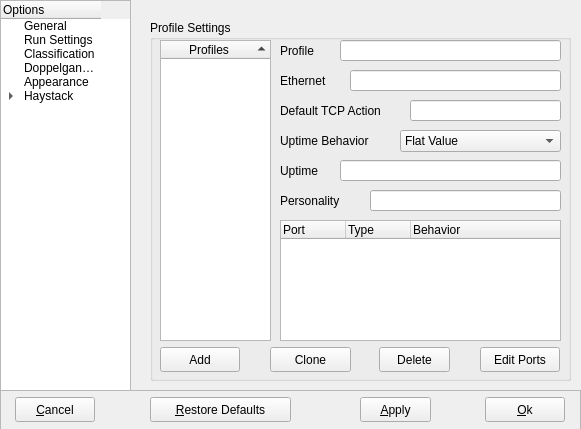
This is NovaGUI/UI/novaconfig.ui in altf4/Nova as Qt 5 draws it before an edit. The edited form follows.
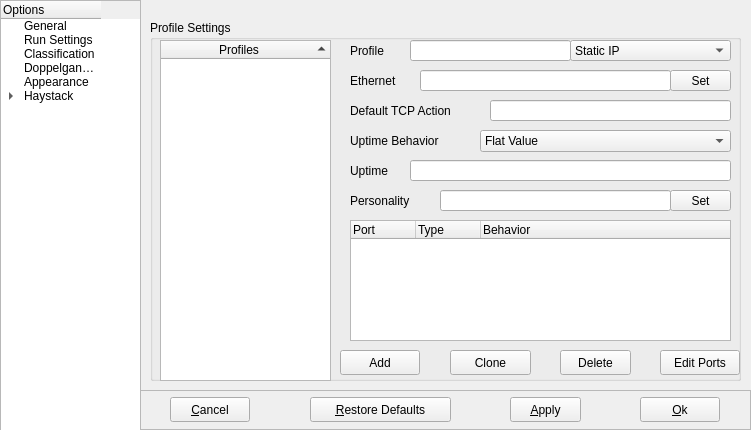
This is the edited form. The open tabs and pages were chosen to show the change.

What changed in the file:
```diff
--- a/NovaGUI/UI/novaconfig.ui
+++ b/NovaGUI/UI/novaconfig.ui
@@ -9,21 +9,27 @@
    <rect>
     <x>0</x>
     <y>0</y>
-    <width>581</width>
-    <height>429</height>
+    <width>751</width>
+    <height>430</height>
    </rect>
   </property>
   <property name="windowTitle">
    <string>Preferences</string>
   </property>
   <widget class="QWidget" name="centralwidget">
+   <property name="sizePolicy">
+    <sizepolicy hsizetype="Expanding" vsizetype="Preferred">
+     <horstretch>100</horstretch>
+     <verstretch>100</verstretch>
+    </sizepolicy>
+   </property>
    <widget class="QTreeWidget" name="treeWidget">
     <property name="geometry">
      <rect>
       <x>0</x>
       <y>0</y>
-      <width>131</width>
-      <height>391</height>
+      <width>141</width>
+      <height>431</height>
      </rect>
     </property>
     <property name="autoExpandDelay">
@@ -33,7 +39,7 @@
      <bool>true</bool>
     </attribute>
     <attribute name="headerDefaultSectionSize">
-     <number>127</number>
+     <number>139</number>
     </attribute>
     <attribute name="headerStretchLastSection">
      <bool>false</bool>
@@ -42,7 +48,7 @@
      <bool>true</bool>
     </attribute>
     <attribute name="headerDefaultSectionSize">
-     <number>127</number>
+     <number>139</number>
     </attribute>
     <attribute name="headerStretchLastSection">
      <bool>false</bool>
@@ -96,12 +102,18 @@
    <widget class="QStackedWidget" name="stackedWidget">
     <property name="geometry">
      <rect>
-      <x>150</x>
+      <x>140</x>
       <y>-20</y>
-      <width>431</width>
+      <width>611</width>
       <height>411</height>
      </rect>
     </property>
+    <property name="sizePolicy">
+     <sizepolicy hsizetype="Expanding" vsizetype="Expanding">
+      <horstretch>0</horstretch>
+      <verstretch>0</verstretch>
+     </sizepolicy>
+    </property>
     <property name="accessibleName">
      <string/>
     </property>
@@ -1480,9 +1492,9 @@
      <widget class="QGroupBox" name="profileGroupBox">
       <property name="geometry">
        <rect>
-        <x>0</x>
+        <x>10</x>
         <y>40</y>
-        <width>421</width>
+        <width>591</width>
         <height>361</height>
        </rect>
       </property>
@@ -1494,8 +1506,8 @@
         <rect>
          <x>10</x>
          <y>20</y>
-         <width>111</width>
-         <height>301</height>
+         <width>171</width>
+         <height>341</height>
         </rect>
        </property>
        <property name="sortingEnabled">
@@ -1513,7 +1525,7 @@
       <widget class="QLabel" name="uptimeLabel">
        <property name="geometry">
         <rect>
-         <x>130</x>
+         <x>200</x>
          <y>140</y>
          <width>57</width>
          <height>22</height>
@@ -1526,7 +1538,7 @@
       <widget class="QLabel" name="ethernetLabel">
        <property name="geometry">
         <rect>
-         <x>130</x>
+         <x>200</x>
          <y>50</y>
          <width>57</width>
          <height>22</height>
@@ -1539,9 +1551,9 @@
       <widget class="QLabel" name="tcpActionLabel">
        <property name="geometry">
         <rect>
-         <x>130</x>
+         <x>200</x>
          <y>80</y>
-         <width>121</width>
+         <width>131</width>
          <height>22</height>
         </rect>
        </property>
@@ -1552,9 +1564,9 @@
       <widget class="QLabel" name="uptimeBehaviorLabel">
        <property name="geometry">
         <rect>
-         <x>130</x>
+         <x>200</x>
          <y>110</y>
-         <width>111</width>
+         <width>121</width>
          <height>22</height>
         </rect>
        </property>
@@ -1565,9 +1577,9 @@
       <widget class="QLabel" name="profileLabel">
        <property name="geometry">
         <rect>
-         <x>130</x>
+         <x>200</x>
          <y>20</y>
-         <width>41</width>
+         <width>51</width>
          <height>22</height>
         </rect>
        </property>
@@ -1578,9 +1590,9 @@
       <widget class="QComboBox" name="uptimeBehaviorComboBox">
        <property name="geometry">
         <rect>
-         <x>250</x>
+         <x>330</x>
          <y>110</y>
-         <width>161</width>
+         <width>251</width>
          <height>22</height>
         </rect>
        </property>
@@ -1598,9 +1610,9 @@
       <widget class="QLineEdit" name="uptimeEdit">
        <property name="geometry">
         <rect>
-         <x>190</x>
+         <x>260</x>
          <y>140</y>
-         <width>221</width>
+         <width>321</width>
          <height>21</height>
         </rect>
        </property>
@@ -1608,9 +1620,9 @@
       <widget class="QLineEdit" name="tcpActionEdit">
        <property name="geometry">
         <rect>
-         <x>260</x>
+         <x>340</x>
          <y>80</y>
-         <width>151</width>
+         <width>241</width>
          <height>21</height>
         </rect>
        </property>
@@ -1618,19 +1630,22 @@
       <widget class="QLineEdit" name="ethernetEdit">
        <property name="geometry">
         <rect>
-         <x>200</x>
+         <x>270</x>
          <y>50</y>
-         <width>211</width>
+         <width>251</width>
          <height>21</height>
         </rect>
        </property>
+       <property name="readOnly">
+        <bool>true</bool>
+       </property>
       </widget>
       <widget class="QLineEdit" name="profileEdit">
        <property name="geometry">
         <rect>
-         <x>190</x>
+         <x>260</x>
          <y>20</y>
-         <width>221</width>
+         <width>161</width>
          <height>21</height>
         </rect>
        </property>
@@ -1638,9 +1653,9 @@
       <widget class="QTreeWidget" name="portTreeWidget">
        <property name="geometry">
         <rect>
-         <x>130</x>
+         <x>200</x>
          <y>200</y>
-         <width>281</width>
+         <width>381</width>
          <height>121</height>
         </rect>
        </property>
@@ -1675,9 +1690,9 @@
       <widget class="QLineEdit" name="personalityEdit">
        <property name="geometry">
         <rect>
-         <x>220</x>
+         <x>290</x>
          <y>170</y>
-         <width>191</width>
+         <width>231</width>
          <height>21</height>
         </rect>
        </property>
@@ -1685,7 +1700,7 @@
       <widget class="QLabel" name="personalityLabel">
        <property name="geometry">
         <rect>
-         <x>130</x>
+         <x>200</x>
          <y>170</y>
          <width>81</width>
          <height>22</height>
@@ -1698,8 +1713,8 @@
       <widget class="QPushButton" name="addButton">
        <property name="geometry">
         <rect>
-         <x>10</x>
-         <y>327</y>
+         <x>190</x>
+         <y>330</y>
          <width>80</width>
          <height>25</height>
         </rect>
@@ -1711,8 +1726,8 @@
       <widget class="QPushButton" name="deleteButton">
        <property name="geometry">
         <rect>
-         <x>229</x>
-         <y>327</y>
+         <x>410</x>
+         <y>330</y>
          <width>71</width>
          <height>25</height>
         </rect>
@@ -1724,8 +1739,8 @@
       <widget class="QPushButton" name="cloneButton">
        <property name="geometry">
         <rect>
-         <x>120</x>
-         <y>327</y>
+         <x>300</x>
+         <y>330</y>
          <width>81</width>
          <height>25</height>
         </rect>
@@ -1737,8 +1752,8 @@
       <widget class="QPushButton" name="editPortsButton">
        <property name="geometry">
         <rect>
-         <x>330</x>
-         <y>327</y>
+         <x>510</x>
+         <y>330</y>
          <width>80</width>
          <height>25</height>
         </rect>
@@ -1747,18 +1762,80 @@
         <string>Edit Ports</string>
        </property>
       </widget>
+      <widget class="QPushButton" name="setEthernetButton">
+       <property name="geometry">
+        <rect>
+         <x>520</x>
+         <y>50</y>
+         <width>61</width>
+         <height>21</height>
+        </rect>
+       </property>
+       <property name="text">
+        <string>Set</string>
+       </property>
+      </widget>
+      <widget class="QPushButton" name="setPersonalityButton">
+       <property name="geometry">
+        <rect>
+         <x>520</x>
+         <y>170</y>
+         <width>61</width>
+         <height>21</height>
+        </rect>
+       </property>
+       <property name="text">
+        <string>Set</string>
+       </property>
+      </widget>
+      <widget class="QComboBox" name="dhcpComboBox">
+       <property name="geometry">
+        <rect>
+         <x>420</x>
+         <y>20</y>
+         <width>161</width>
+         <height>21</height>
+        </rect>
+       </property>
+       <item>
+        <property name="text">
+         <string>Static IP</string>
+        </property>
+       </item>
+       <item>
+        <property name="text">
+         <string>DHCP - Static MAC</string>
+        </property>
+       </item>
+       <item>
+        <property name="text">
+         <string>DHCP - Random MAC</string>
+        </property>
+       </item>
+       <item>
+        <property name="text">
+         <string>Doppelganger</string>
+        </property>
+       </item>
+      </widget>
      </widget>
     </widget>
    </widget>
    <widget class="QFrame" name="frame">
     <property name="geometry">
      <rect>
-      <x>0</x>
+      <x>140</x>
       <y>390</y>
-      <width>581</width>
+      <width>611</width>
       <height>40</height>
      </rect>
     </property>
+    <property name="sizePolicy">
+     <sizepolicy hsizetype="Expanding" vsizetype="Preferred">
+      <horstretch>0</horstretch>
+      <verstretch>0</verstretch>
+     </sizepolicy>
+    </property>
     <property name="frameShape">
      <enum>QFrame::StyledPanel</enum>
     </property>
@@ -1768,7 +1845,7 @@
     <widget class="QPushButton" name="cancelButton">
      <property name="geometry">
       <rect>
-       <x>15</x>
+       <x>30</x>
        <y>7</y>
        <width>80</width>
        <height>25</height>
@@ -1781,7 +1858,7 @@
     <widget class="QPushButton" name="okButton">
      <property name="geometry">
       <rect>
-       <x>485</x>
+       <x>500</x>
        <y>7</y>
        <width>80</width>
        <height>25</height>
@@ -1794,7 +1871,7 @@
     <widget class="QPushButton" name="defaultsButton">
      <property name="geometry">
       <rect>
-       <x>150</x>
+       <x>170</x>
        <y>7</y>
        <width>141</width>
        <height>25</height>
@@ -1807,7 +1884,7 @@
     <widget class="QPushButton" name="applyButton">
      <property name="geometry">
       <rect>
-       <x>360</x>
+       <x>370</x>
        <y>7</y>
        <width>71</width>
        <height>25</height>
```
Left out of the diff: 94 changed lines with no effect on the pictures.
